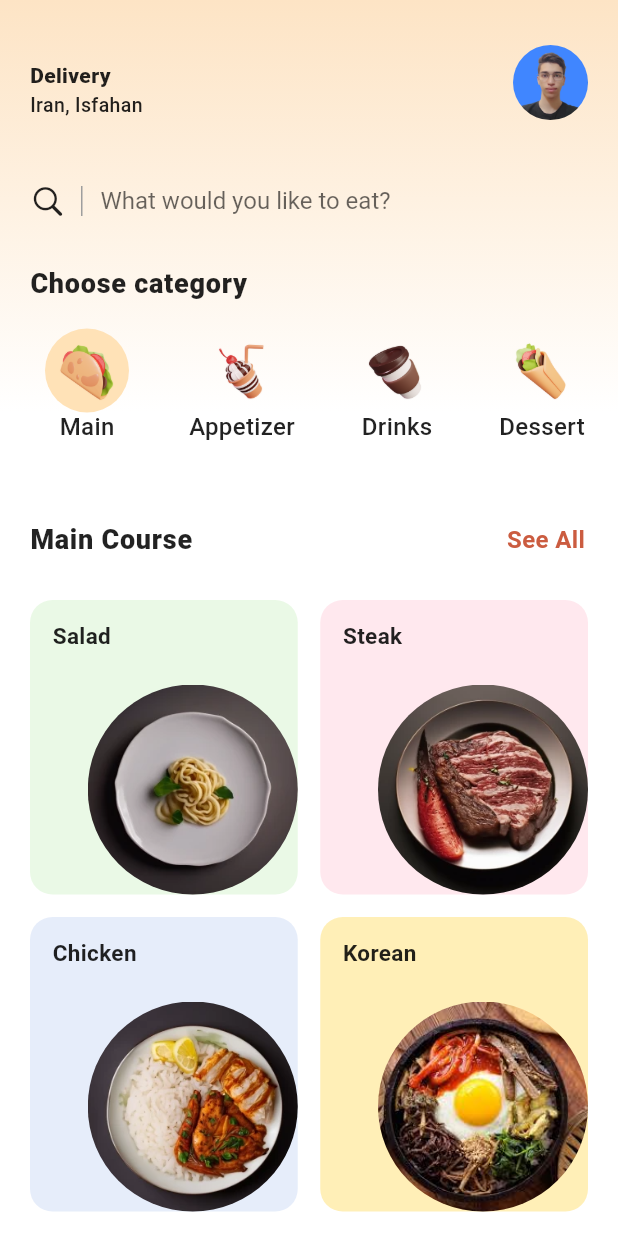
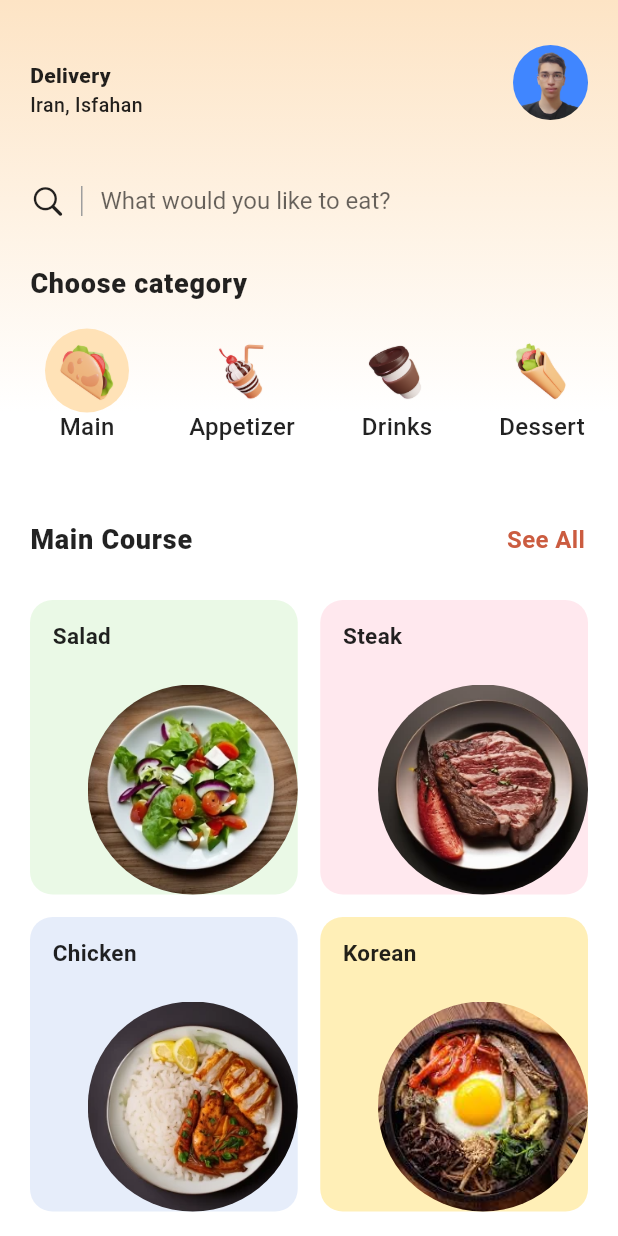
Before and after one commit to amir-hossein-rajaezadeh/restaurant_app, a Flutter app: the CoursePage screen opened by its route, on a phone screen of 412 x 824 dp. Run offline on Flutter 3.47's test engine with Material 2 defaults, Android fonts, the phone set to English and light mode, and no system bars; our stand-ins replace equatable, flutter_bloc, go_router.

Commit message:
Done Project Completly

```diff
--- a/lib/screens/food_detail_page.dart
+++ b/lib/screens/food_detail_page.dart
@@ -182,7 +182,7 @@ class FoodDetailPage extends StatelessWidget {
                           width: 8,
                         ),
                         Text(
-                          '20 min',
+                          '${Strings.deliveryTime[parameters.foodIndex]} min',
                           style: AppTheme.getTextTheme(null)
                               .bodyMedium!
                               .copyWith(fontSize: 14),
--- a/lib/utils/image_list.dart
+++ b/lib/utils/image_list.dart
@@ -5,7 +5,7 @@ List<String> categoryImageList = [
   'assets/images/buritto-1.png'
 ];
 List<String> courseFoodImageList = [
-  'assets/images/spogetti.png',
+  'assets/images/salad.png',
   'assets/images/steak.png',
   'assets/images/riceAndChicken.png',
   'assets/images/korian.jpeg'
--- a/lib/utils/strings.dart
+++ b/lib/utils/strings.dart
@@ -43,4 +43,6 @@ class Strings {
   ];
 
   static List<double> scoreList = [5, 4.9, 3.5];
+
+  static List<int> deliveryTime = [20, 50, 10];
 }
```
Also changed, not shown: assets/images/salad.png (added).
